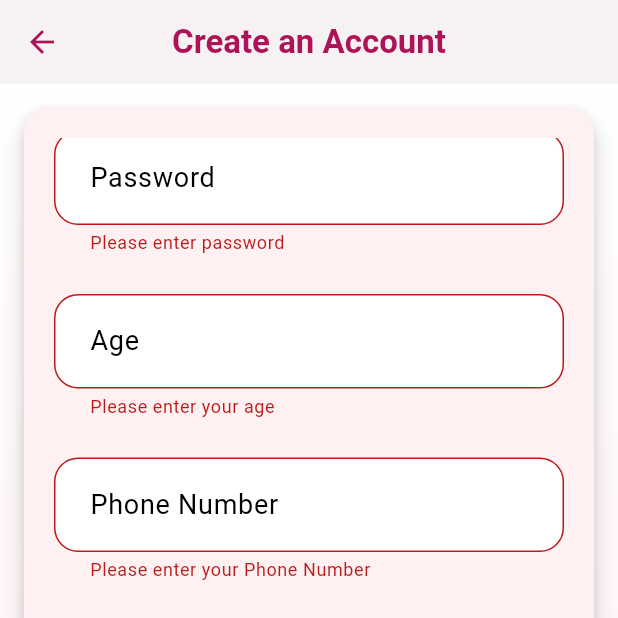
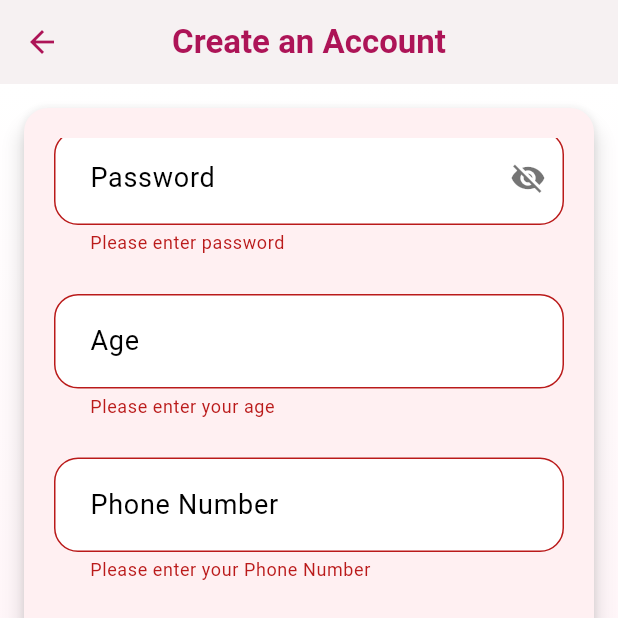
Before and after one commit to Baadal2004/depression-detection-app, a Flutter app: the RegistrationPage screen opened directly, scrolled down 233 dp, after a tap on "REGISTER", on a phone screen of 412 x 824 dp, the top half of it. Run offline on Flutter 3.47's test engine with Material 3 defaults, Android fonts, the light colour scheme and no system bars; our stand-ins replace auto_size_text, bloc, camera, circle_nav_bar, dotted_border, fl_chart and 18 more; missing offline and left inert: animated_input_border, google_mlkit_face_detection, tflite_flutter; accounts and stored records are empty.

Commit message:
Enhance login/signup: add password visibility toggle, email existence check, and fix compilation errors

```diff
--- a/Serene-Space-App-main/lib/authentication/patient/login_screen/login_service_page.dart
+++ b/Serene-Space-App-main/lib/authentication/patient/login_screen/login_service_page.dart
@@ -34,12 +34,12 @@
   //  print("Request body: ${jsonEncode(body)}");
    // print("Response status: ${res.statusCode}");
     final Map<String, dynamic> decoded = jsonDecode(res.body);
-
     if (res.statusCode == 200) {
       final response = UserLoginModel.fromJson(decoded);
       return response;
     } else {
-      throw Exception("Failed to login User ${res.statusCode}");
+      final message = decoded['message'] ?? decoded['error'] ?? "Failed to login";
+      throw Exception(message);
     }
   } on SocketException {
     throw Exception('Server Error');
--- a/Serene-Space-App-main/lib/authentication/patient/registration_screen/registration_page_view.dart
+++ b/Serene-Space-App-main/lib/authentication/patient/registration_screen/registration_page_view.dart
@@ -23,19 +23,16 @@
   final TextEditingController nameController = TextEditingController();
   final TextEditingController emailController = TextEditingController();
   final TextEditingController passwordController = TextEditingController();
-  final TextEditingController ageController =
-      TextEditingController(); // New controller for Age
+  final TextEditingController ageController = TextEditingController();
   final TextEditingController addressController = TextEditingController();
-  final TextEditingController phoneController =
-      TextEditingController(); // New controller for Place
-  final TextEditingController placeController =
-      TextEditingController(); // New controller for Place
+  final TextEditingController phoneController = TextEditingController();
+  final TextEditingController placeController = TextEditingController();
 
   final GlobalKey<FormState> _formKey = GlobalKey<FormState>();
   bool isloading = false;
+  bool _isPasswordVisible = false;
   double? latitude;
   double? longitude;
-  get loadFromJson => null;
 
   @override
   void initState() {
@@ -52,9 +49,9 @@
     nameController.dispose();
     emailController.dispose();
     passwordController.dispose();
-    ageController.dispose(); // Dispose new controller
+    ageController.dispose();
     addressController.dispose();
-    phoneController.dispose(); // No longer needed for direct use
+    phoneController.dispose();
     placeController.dispose();
     super.dispose();
   }
@@ -123,21 +120,25 @@
   }
 
   Future<void> saveForm() async {
-    print(123);
     FocusScope.of(context).unfocus();
     setState(() {
       isloading = true;
     });
     final form = _formKey.currentState;
     if (form == null || !form.validate()) {
+      setState(() {
+        isloading = false;
+      });
       return;
     }
-    setState(() {
-      isloading = true;
-    });
-    print('after validation');
 
-    print('Validation successful. Dispatching RegisterBlocEvent.');
+    try {
+      if (latitude == null || longitude == null) {
+        showError("Please fetch your location first");
+        setState(() => isloading = false);
+        return;
+      }
+
       context.read<RegistrationPageBloc>().add(
             RegistrationPageEvent.patientRegistration(
               name: nameController.text,
@@ -148,22 +149,16 @@
               place: placeController.text,
               age: int.parse(ageController.text),
               role: 'user',
-        longitude: double.parse(
-          longitude!.toStringAsFixed(6),
-        ), // Limit to 6 decimal places
+              longitude: double.parse(longitude!.toStringAsFixed(6)),
               latitude: double.parse(latitude!.toStringAsFixed(6)),
             ),
           );
-    // context.read<RegisterBlocBloc>().add(
-    //   RegisterBlocEvent.userRegister(
-    //     name: nameController.text,
-    //     email: emailController.text.trim(),
-    //     password: passwordController.text.trim(),
-    //     age: ageController.text, // Pass age
-    //     address: addressController.text,
-    //     phone: phoneController.text,
-    //   ),
-    // );
+    } catch (e) {
+      setState(() {
+        isloading = false;
+      });
+      showError("Error: $e");
+    }
   }
 
   Widget _buildTextField(
@@ -172,19 +167,21 @@
     required String? Function(String?)? validator,
     TextInputType keyboardType = TextInputType.text,
     int? maxLines,
-    bool obscureText = false, // Added for password
+    bool? obscureText,
+    Widget? suffixIcon,
   }) {
     return Padding(
       padding: const EdgeInsets.only(bottom: 16.0),
       child: TextFormField(
-        maxLines: maxLines ?? 1, // Use maxLines if provided, otherwise 1
+        maxLines: maxLines ?? 1,
         controller: controller,
         validator: validator,
         keyboardType: keyboardType,
-        obscureText: obscureText,
+        obscureText: obscureText ?? (label.toLowerCase().contains('password')),
         decoration: InputDecoration(
           labelText: label,
           labelStyle: const TextStyle(color: Colors.black),
+          suffixIcon: suffixIcon,
           border: AnimatedInputBorder(
             animationValue: _animationController.value,
           ),
@@ -201,7 +198,6 @@
   @override
   Widget build(BuildContext context) {
     double h = MediaQuery.of(context).size.height;
-    double w = MediaQuery.of(context).size.width;
     return SafeArea(
       child: Scaffold(
         backgroundColor: Colors.white,
@@ -237,7 +233,7 @@
                     backgroundColor: Colors.green,
                   ),
                 );
-                Navigator.of(context).push(
+                Navigator.of(context).pushReplacement(
                   MaterialPageRoute(
                     builder: (context) {
                       return const LoginScreen();
@@ -272,8 +268,6 @@
               child: Center(
                 child: Card(
                   elevation: 6,
-                  // semanticContainer: true,
-                  borderOnForeground: true,
                   shadowColor: Colors.black,
                   margin: const EdgeInsets.all(16),
                   shape: RoundedRectangleBorder(
@@ -302,7 +296,7 @@
                                       ? "Please enter name"
                                       : null,
                                 ),
-                                const SizedBox(height: 10), // Reduced spacing
+                                const SizedBox(height: 10),
                                 _buildTextField(
                                   "Email",
                                   controller: emailController,
@@ -320,12 +314,23 @@
                                     return null;
                                   },
                                 ),
-                                const SizedBox(height: 10), // Reduced spacing
+                                const SizedBox(height: 10),
                                 _buildTextField(
                                   "Password",
                                   controller: passwordController,
                                   keyboardType: TextInputType.visiblePassword,
-                                  obscureText: true, // Make password obscure
+                                  obscureText: !_isPasswordVisible,
+                                  suffixIcon: IconButton(
+                                    icon: Icon(
+                                      _isPasswordVisible ? Icons.visibility : Icons.visibility_off,
+                                      color: Colors.black54,
+                                    ),
+                                    onPressed: () {
+                                      setState(() {
+                                        _isPasswordVisible = !_isPasswordVisible;
+                                      });
+                                    },
+                                  ),
                                   validator: (value) {
                                     if (value!.isEmpty) {
                                       return "Please enter password";
@@ -336,12 +341,11 @@
                                     return null;
                                   },
                                 ),
-                                const SizedBox(height: 10), // Reduced spacing
+                                const SizedBox(height: 10),
                                 _buildTextField(
                                   "Age",
                                   controller: ageController,
-                                  keyboardType: TextInputType
-                                      .number, // Age should be a number
+                                  keyboardType: TextInputType.number,
                                   validator: (value) {
                                     if (value!.isEmpty) {
                                       return "Please enter your age";
@@ -357,20 +361,18 @@
                                 _buildTextField(
                                   "Phone Number",
                                   controller: phoneController,
-                                  keyboardType: TextInputType
-                                      .phone, // Age should be a number
+                                  keyboardType: TextInputType.phone,
                                   validator: (value) {
                                     if (value!.isEmpty) {
                                       return "Please enter your Phone Number";
                                     }
-                                    if (int.tryParse(value) == null ||
-                                        int.parse(value) <= 0) {
-                                      return "Please enter a valid age";
+                                    if (int.tryParse(value) == null) {
+                                      return "Please enter a valid number";
                                     }
                                     return null;
                                   },
                                 ),
-                                const SizedBox(height: 10), // Reduced spacing
+                                const SizedBox(height: 10),
                                 _buildTextField(
                                   "Address",
                                   maxLines: 3,
@@ -380,7 +382,7 @@
                                       ? "Please enter address"
                                       : null,
                                 ),
-                                 const SizedBox(height: 10), // Reduced spacing
+                                const SizedBox(height: 10),
                                 _buildTextField(
                                   "Place",
                                   controller: placeController,
@@ -389,13 +391,12 @@
                                       : null,
                                 ),
                                 const SizedBox(height: 10),
-                                Align(
+                                const Align(
                                   alignment: Alignment.centerLeft,
                                   child: Text('Get Location'),
                                 ),
                                 const SizedBox(height: 10),
                                 buildLocationButton(),
-
                                 const SizedBox(height: 20),
                                 ElevatedButton(
                                   onPressed: saveForm,
```
Also changed, not shown: Serene-Space-App-main/lib/authentication/patient/login_screen/login_view_page.dart (+101 -3 lines). Lines whose indentation alone changed are shown as unchanged.
